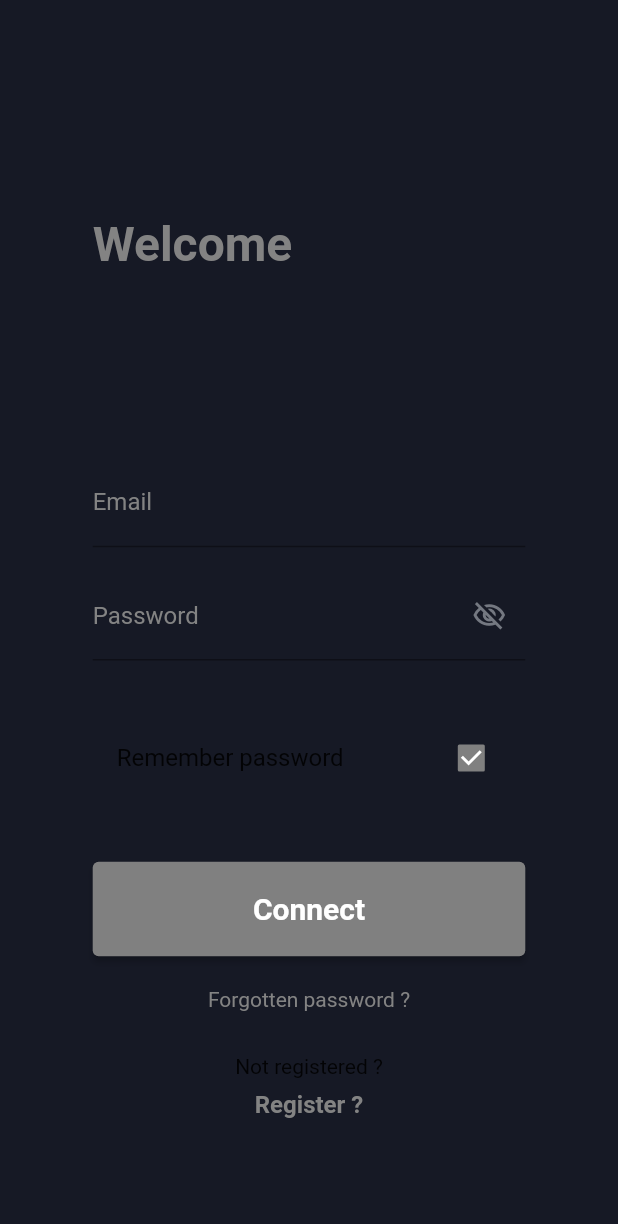
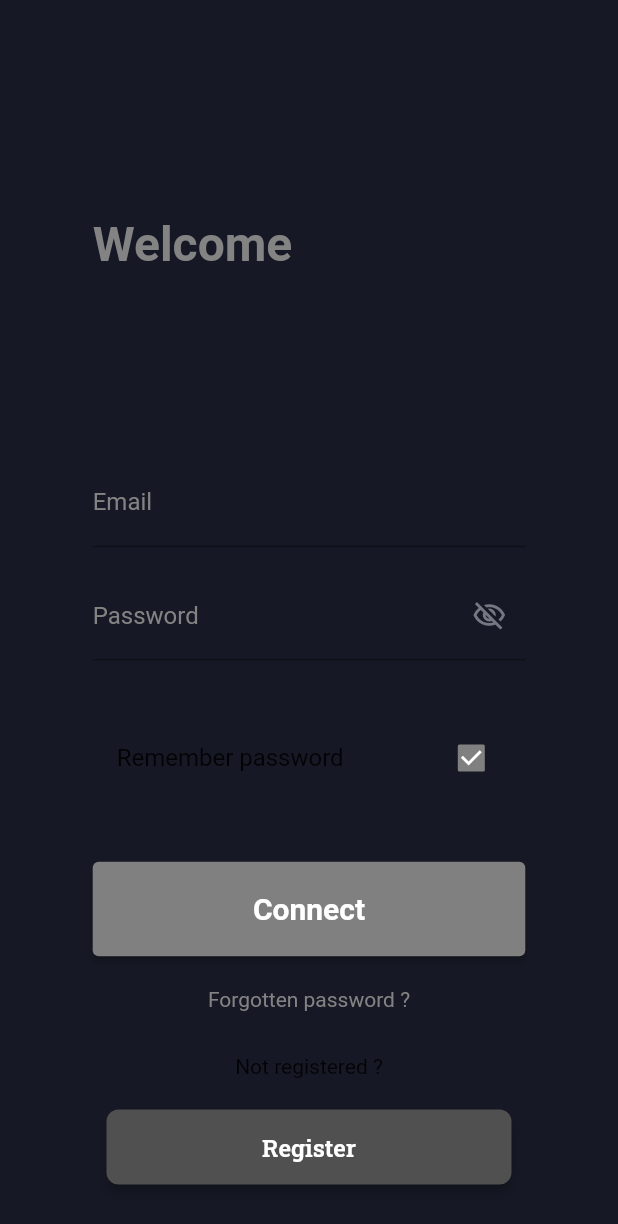
Before and after one commit to esgi-lyon/flutter-myaccount, a Flutter app: the screen it shows after launch, on a phone screen of 412 x 824 dp. Shown: the top 1224 px of the screen. Run offline on Flutter 3.47's test engine with Material 2 defaults, Android fonts, the phone set to English and light mode, and no system bars; drawn by our look-alikes of auto_size_text; our stand-ins replace bloc, easy_localization, equatable, flutter_bloc, flutter_secure_storage, flutter_spinkit and 4 more; accounts and stored records are empty.

Commit message:
refacto login

```diff
--- a/assets/translations/en.json
+++ b/assets/translations/en.json
@@ -14,7 +14,7 @@
         }
     },
     "register": {
-        "value": "Register ?",
+        "value": "Register",
         "no_account": "Not registered ? "
     }
 }
--- a/lib/app/app.dart
+++ b/lib/app/app.dart
@@ -8,7 +8,7 @@ import 'package:myaccount/pages/home.dart';
 import 'package:myaccount/pages/splash_screen.dart';
 import 'package:myaccount/pages/login.dart';
 import 'package:user_repository/user_repository.dart';
-import 'package:hive/hive.dart';
+// import 'package:hive/hive.dart';
 import 'package:flutter_localizations/flutter_localizations.dart';
 import 'package:easy_localization/easy_localization.dart';
 
--- a/lib/commons/constants/routes.dart
+++ b/lib/commons/constants/routes.dart
@@ -1,4 +1,5 @@
 import 'package:flutter/material.dart';
+import 'package:myaccount/pages/forgot.dart';
 import 'package:myaccount/pages/home.dart';
 import 'package:myaccount/pages/login.dart';
 import 'package:myaccount/pages/profile.dart';
@@ -12,6 +13,7 @@ class Routes {
   static const String profile = '/profile';
   static const String login = '/login';
   static const String register = '/register';
+  static const String forgot = '/forgot';
   static const String settings = '/settings';
   static const String logout = '/logout';
   static const String home = '/home';
@@ -22,6 +24,7 @@ class Routes {
       Routes.splashScreen: (context) => const SplashScreen(),
       Routes.profile: (context) => const Profile(),
       Routes.settings: (context) => const Settings(),
-      Routes.register: (context) => const Register()
+      Routes.register: (context) => const Register(),
+      Routes.forgot: (context) => const Forgot()
   };
 }
--- a/lib/pages/register.dart
+++ b/lib/pages/register.dart
@@ -1,10 +1,11 @@
 import 'package:flutter/material.dart';
+import 'package:myaccount/widget/register_widget.dart';
 
 class Register extends StatelessWidget {
   const Register({Key? key}) : super(key: key);
 
   @override
   Widget build(BuildContext context) {
-    return Container();
+    return const RegisterWidget();
   }
 }
--- a/lib/widget/login_widget.dart
+++ b/lib/widget/login_widget.dart
@@ -1,9 +1,13 @@
 import 'package:flutter/material.dart';
 import 'package:flutter_secure_storage/flutter_secure_storage.dart';
 import 'package:local_auth/local_auth.dart';
+import 'package:myaccount/app/nav.dart';
+import 'package:myaccount/commons/constants/routes.dart';
 import 'package:myaccount/commons/theme.dart';
+import 'package:myaccount/commons/widgets/button.dart';
 import 'package:myaccount/widget/enable_local_auth_modal_bottom_sheet.dart';
 import 'package:easy_localization/easy_localization.dart';
+import 'package:user_repository/user_repository.dart';
 
 class LoginWidget extends StatefulWidget {
   const LoginWidget({Key? key, this.title = "Login"}) : super(key: key);
@@ -93,9 +97,13 @@ class _LoginState extends State<LoginWidget> {
     ));
   }
 
-  _onForgotPassword() {}
+  _onForgotPassword() async {
+    await Navigator.of(context).pushNamed(Routes.forgot);
+  }
 
-  _onSignUp() {}
+  _onRegister() async {
+    await Navigator.of(context).pushNamed(Routes.register);
+  }
 
   @override
   void initState() {
@@ -270,19 +278,29 @@ class _LoginState extends State<LoginWidget> {
                 ).tr(),
               ),
               SizedBox(
-                height: size.height * .01,
+                height: size.height * .025,
               ),
               Center(
-                child: InkWell(
-                  onTap: _onSignUp,
-                  child: Text(
-                    "register.value",
-                    style: TextStyle(
-                        color: AppTheme.of(context).secondaryText,
-                        fontSize: 16,
-                        fontWeight: FontWeight.bold),
-                    textAlign: TextAlign.center,
-                  ).tr(),
+                // padding: EdgeInsetsDirectional.fromSTEB(0, 24, 0, 0),
+                child: InternalButtonWidget(
+                  onPressed: _onRegister,
+                  text: 'register.value'.tr(),
+                  options: InternalButtonOptions(
+                    width: 270,
+                    height: 50,
+                    color: AppTheme.of(context).primaryText,
+                    textStyle: AppTheme.of(context).subtitle2.override(
+                          fontFamily: 'Roboto Slab',
+                          color: AppTheme.of(context).secondaryBackground,
+                          fontSize: 16,
+                        ),
+                    elevation: 3,
+                    borderSide: const BorderSide(
+                      color: Colors.transparent,
+                      width: 1,
+                    ),
+                    borderRadius: 8,
+                  ),
                 ),
               ),
             ],
--- a/lib/widget/register_widget.dart
+++ b/lib/widget/register_widget.dart
@@ -2,7 +2,7 @@ import 'package:myaccount/commons/constants/routes.dart';
 import 'package:myaccount/commons/theme.dart';
 import 'package:myaccount/commons/widgets/button.dart';
 import 'package:myaccount/commons/widgets/icon_button.dart';
-import 'package:myaccount/features/nav/nav.dart';
+import 'package:myaccount/app/nav.dart';
 import 'package:user_repository/user_repository.dart';
 
 // import '../auth/auth_util.dart';
```
Also changed, not shown: lib/app/nav.dart (renamed from lib/features/nav/nav.dart, +7 -0 lines), lib/pages/forgot.dart (added, +13 -0 lines), 1 other file.
